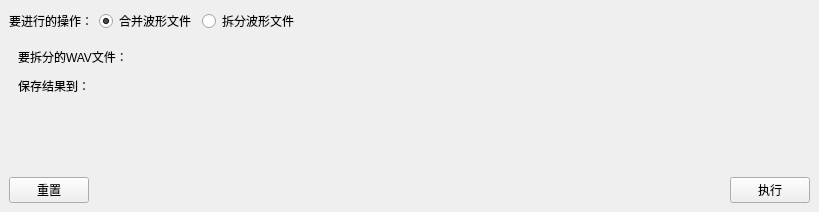
This is mainwindow.ui in shine5402/KiraWavTar as Qt 5 draws it before an edit. The edited form follows.
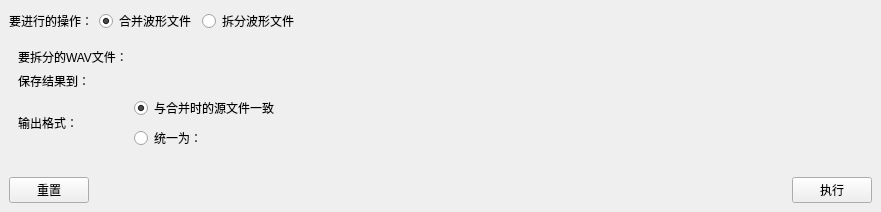
This is the edited form. The open tabs and pages were chosen to show the change. Custom widgets are drawn as their Qt base class.

Patch:
```diff
--- a/mainwindow.ui
+++ b/mainwindow.ui
@@ -6,7 +6,7 @@
    <rect>
     <x>0</x>
     <y>0</y>
-    <width>819</width>
+    <width>881</width>
     <height>212</height>
    </rect>
   </property>
@@ -131,16 +131,7 @@
        </layout>
       </widget>
       <widget class="QWidget" name="extractOptionPage">
-       <layout class="QGridLayout" name="gridLayout_2" columnstretch="0,0,0">
-        <property name="verticalSpacing">
-         <number>11</number>
-        </property>
-        <item row="1" column="1" colspan="2">
-         <widget class="DirNameEditWithBrowse" name="extractResultPathWidget" native="true"/>
-        </item>
-        <item row="0" column="1" colspan="2">
-         <widget class="FileNameEditWithBrowse" name="extractSrcPathWidget" native="true"/>
-        </item>
+       <layout class="QGridLayout" name="gridLayout_2" columnstretch="0,1">
         <item row="0" column="0">
          <widget class="QLabel" name="label_5">
           <property name="text">
@@ -148,18 +139,8 @@
           </property>
          </widget>
         </item>
-        <item row="2" column="0" colspan="3">
-         <spacer name="verticalSpacer">
-          <property name="orientation">
-           <enum>Qt::Vertical</enum>
-          </property>
-          <property name="sizeHint" stdset="0">
-           <size>
-            <width>20</width>
-            <height>0</height>
-           </size>
-          </property>
-         </spacer>
+        <item row="0" column="1">
+         <widget class="FileNameEditWithBrowse" name="extractSrcPathWidget" native="true"/>
         </item>
         <item row="1" column="0">
          <widget class="QLabel" name="label_7">
@@ -168,10 +149,73 @@
           </property>
          </widget>
         </item>
+        <item row="1" column="1">
+         <widget class="DirNameEditWithBrowse" name="extractResultPathWidget" native="true"/>
+        </item>
+        <item row="2" column="0">
+         <widget class="QLabel" name="label_6">
+          <property name="text">
+           <string>输出格式：</string>
+          </property>
+         </widget>
+        </item>
+        <item row="2" column="1">
+         <layout class="QGridLayout" name="gridLayout_3">
+          <item row="1" column="0">
+           <widget class="QRadioButton" name="extractFormatCustomRadioButton">
+            <property name="text">
+             <string>统一为：</string>
+            </property>
+            <attribute name="buttonGroup">
+             <string notr="true">extractFormatButtonGroup</string>
+            </attribute>
+           </widget>
+          </item>
+          <item row="0" column="0" colspan="2">
+           <widget class="QRadioButton" name="extractFormatSrcRadioButton">
+            <property name="text">
+             <string>与合并时的源文件一致</string>
+            </property>
+            <property name="checked">
+             <bool>true</bool>
+            </property>
+            <attribute name="buttonGroup">
+             <string notr="true">extractFormatButtonGroup</string>
+            </attribute>
+           </widget>
+          </item>
+          <item row="1" column="1">
+           <widget class="WAVFormatChooserWidget" name="extractFormatCustomChooser" native="true">
+            <property name="enabled">
+             <bool>false</bool>
+            </property>
+            <property name="sizePolicy">
+             <sizepolicy hsizetype="Expanding" vsizetype="Preferred">
+              <horstretch>0</horstretch>
+              <verstretch>0</verstretch>
+             </sizepolicy>
+            </property>
+           </widget>
+          </item>
+         </layout>
+        </item>
        </layout>
       </widget>
      </widget>
     </item>
+    <item>
+     <spacer name="verticalSpacer">
+      <property name="orientation">
+       <enum>Qt::Vertical</enum>
+      </property>
+      <property name="sizeHint" stdset="0">
+       <size>
+        <width>20</width>
+        <height>0</height>
+       </size>
+      </property>
+     </spacer>
+    </item>
     <item>
      <layout class="QHBoxLayout" name="horizontalLayout_2">
       <item>
```
Left out of the diff: 63 changed lines with no effect on the pictures.
